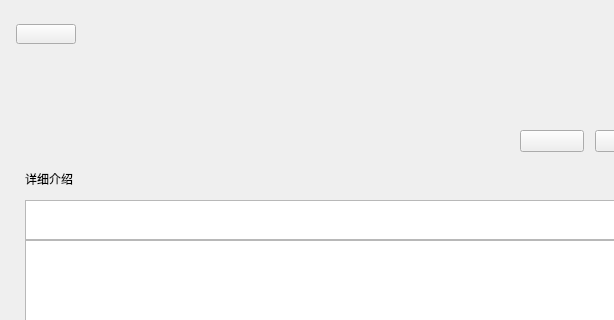
This is ui/detailw.ui in UbuntuKylin/kylin-software-center as Qt 5 draws it before an edit; both pictures show x 0 to 614 and y 0 to 320 of the 805 by 790 pixel window. The edited form follows.
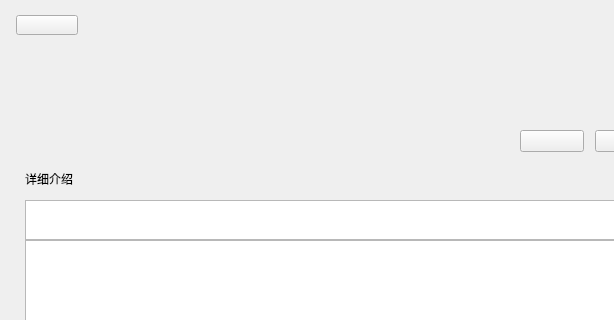
This is the edited form.

What changed in the file:
```diff
--- a/ui/detailw.ui
+++ b/ui/detailw.ui
@@ -17,8 +17,8 @@
    <property name="geometry">
     <rect>
      <x>16</x>
-     <y>24</y>
-     <width>60</width>
+     <y>15</y>
+     <width>62</width>
      <height>20</height>
     </rect>
    </property>
@@ -107,9 +107,9 @@
   <widget class="QLabel" name="size">
    <property name="geometry">
     <rect>
-     <x>335</x>
+     <x>330</x>
      <y>87</y>
-     <width>120</width>
+     <width>140</width>
      <height>18</height>
     </rect>
    </property>
```
